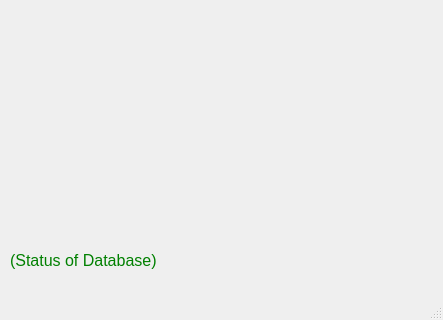
Above: sources/mainwindow.ui from Endo13/BikeEquipmentManager before the change; both pictures show x 0 to 443 and y 460 to 780 of the 443 by 780 pixel window. Below: the same form after it.
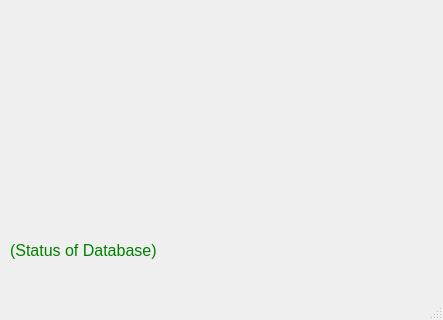
That is the form after the change. Icons and pictures are not drawn.

Patch:
```diff
--- a/sources/mainwindow.ui
+++ b/sources/mainwindow.ui
@@ -43,9 +43,9 @@
     <property name="geometry">
      <rect>
       <x>10</x>
-      <y>710</y>
+      <y>690</y>
       <width>400</width>
-      <height>21</height>
+      <height>41</height>
      </rect>
     </property>
     <property name="styleSheet">
```
